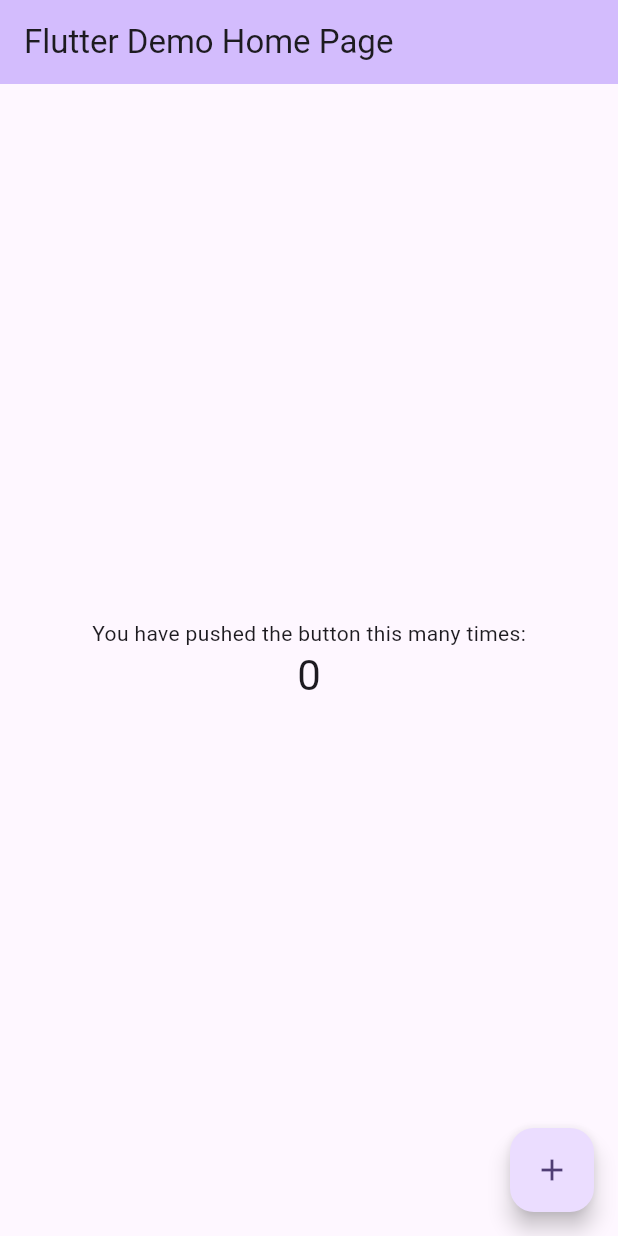
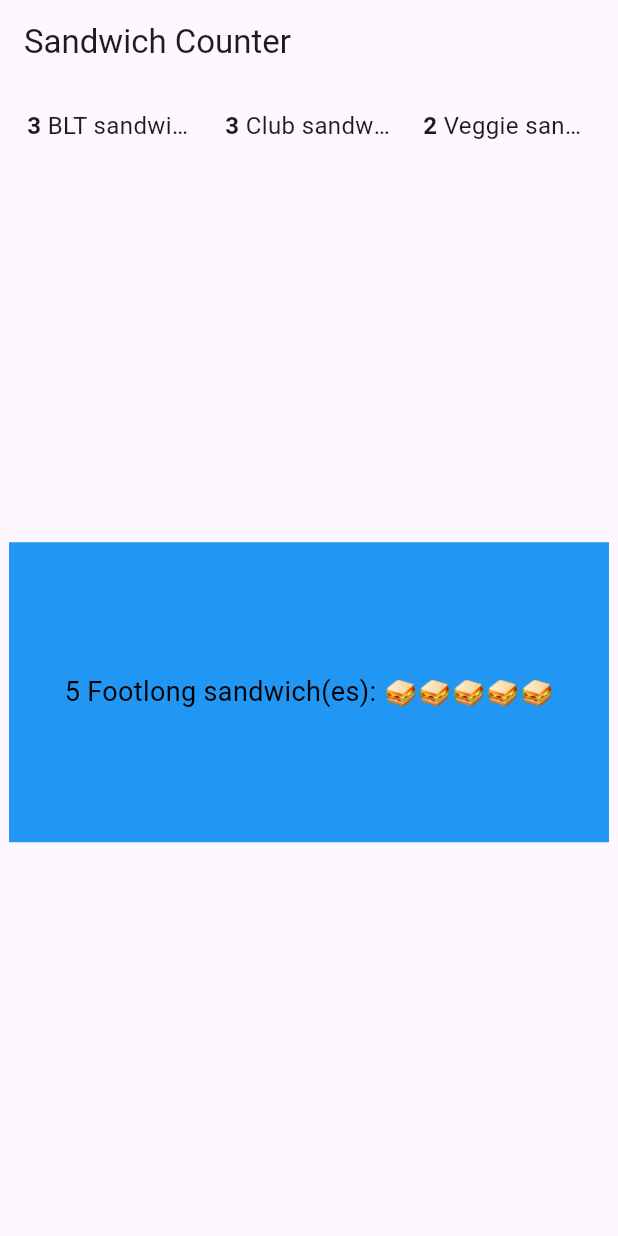
Before and after one commit to justinb14/sandwich_shop, a Flutter app: the screen it shows after launch, on a phone screen of 412 x 824 dp. Run offline on Flutter 3.47's test engine with Material 3 defaults, Android fonts, the phone set to English and light mode, and no system bars.

Commit message:
Sandwich Shop Main

```diff
--- a/lib/main.dart
+++ b/lib/main.dart
@@ -1,52 +1,121 @@
 import 'package:flutter/material.dart';
 
 void main() {
-  runApp(const MyApp());
+  runApp(const App());
 }
 
+// Main App
+class App extends StatelessWidget {
+  const App({super.key});
+
+  @override
+  Widget build(BuildContext context) {
+    return MaterialApp(
+      title: 'Sandwich Shop App',
+      home: Scaffold(
+        appBar: AppBar(title: const Text('Sandwich Counter')),
+        body: Column(
+          children: [
+            Padding(
+              padding: const EdgeInsets.only(top: 12.0, left: 12.0, right: 12.0),
+              child: Row(
+                mainAxisAlignment: MainAxisAlignment.spaceBetween,
+                children: const [
+                  Expanded(child: OrderCompactDisplay(3, 'BLT sandwich(es)')),
+                  SizedBox(width: 8),
+                  Expanded(child: OrderCompactDisplay(3, 'Club sandwich(es)')),
+                  SizedBox(width: 8),
+                  Expanded(child: OrderCompactDisplay(2, 'Veggie sandwich(es)')),
+                ],
+              ),
+            ),
+            const Expanded(
+              child: Center(
+                child: OrderItemDisplay(5, 'Footlong'),
+              ),
+            ),
+          ],
+        ),
+      ),
+    );
+  }
+}
+
+class OrderItemDisplay extends StatelessWidget {
+  final String itemType;
+  final int quantity;
+
+  const OrderItemDisplay(this.quantity, this.itemType, {super.key});
+
+  @override
+  Widget build(BuildContext context) {
+    return Container(
+      width: 400,
+      height: 200,
+      color: Colors.blue,
+      alignment: Alignment.center,
+      child: Text(
+        '$quantity $itemType sandwich(es): ${List.filled(quantity, '🥪').join()}',
+        style: const TextStyle(color: Colors.black, fontSize: 18),
+        maxLines: 1,
+        overflow: TextOverflow.ellipsis,
+      ),
+    );
+  }
+}
+
+// Compact display for top row
+class OrderCompactDisplay extends StatelessWidget {
+  final String itemType;
+  final int quantity;
+
+  const OrderCompactDisplay(this.quantity, this.itemType, {super.key});
+
+  @override
+  Widget build(BuildContext context) {
+    return Padding(
+      padding: const EdgeInsets.symmetric(horizontal: 6.0, vertical: 4.0),
+      child: Row(
+        mainAxisAlignment: MainAxisAlignment.start,
+        children: [
+          // Quantity first
+          Text(
+            '$quantity ',
+            style: const TextStyle(fontWeight: FontWeight.bold, fontSize: 16),
+          ),
+          // Sandwich name and emoji together
+          Expanded(
+            child: Text(
+              '$itemType ${List.filled(quantity, '🥪').join()}',
+              style: const TextStyle(fontSize: 16),
+              maxLines: 1,
+              overflow: TextOverflow.ellipsis,
+            ),
+          ),
+        ],
+      ),
+    );
+  }
+}
+
+// Example leftover template widgets (you can remove if not needed)
 class MyApp extends StatelessWidget {
   const MyApp({super.key});
 
-  // This widget is the root of your application.
   @override
   Widget build(BuildContext context) {
     return MaterialApp(
-      title: 'Flutter Demo',
+      title: 'Sandwich Shop App',
       theme: ThemeData(
-        // This is the theme of your application.
-        //
-        // TRY THIS: Try running your application with "flutter run". You'll see
-        // the application has a purple toolbar. Then, without quitting the app,
-        // try changing the seedColor in the colorScheme below to Colors.green
-        // and then invoke "hot reload" (save your changes or press the "hot
-        // reload" button in a Flutter-supported IDE, or press "r" if you used
-        // the command line to start the app).
-        //
-        // Notice that the counter didn't reset back to zero; the application
-        // state is not lost during the reload. To reset the state, use hot
-        // restart instead.
-        //
-        // This works for code too, not just values: Most code changes can be
-        // tested with just a hot reload.
-        colorScheme: ColorScheme.fromSeed(seedColor: Colors.deepPurple),
+        colorScheme: ColorScheme.fromSeed(seedColor: Colors.green),
       ),
-      home: const MyHomePage(title: 'Flutter Demo Home Page'),
+      home: const MyHomePage(title: 'My Sandwich Shop'),
     );
   }
 }
 
 class MyHomePage extends StatefulWidget {
   const MyHomePage({super.key, required this.title});
-
-  // This widget is the home page of your application. It is stateful, meaning
-  // that it has a State object (defined below) that contains fields that affect
-  // how it looks.
-
-  // This class is the configuration for the state. It holds the values (in this
-  // case the title) provided by the parent (in this case the App widget) and
-  // used by the build method of the State. Fields in a Widget subclass are
-  // always marked "final".
-
   final String title;
 
   @override
@@ -58,56 +127,28 @@ class _MyHomePageState extends State<MyHomePage> {
 
   void _incrementCounter() {
     setState(() {
-      // This call to setState tells the Flutter framework that something has
-      // changed in this State, which causes it to rerun the build method below
-      // so that the display can reflect the updated values. If we changed
-      // _counter without calling setState(), then the build method would not be
-      // called again, and so nothing would appear to happen.
       _counter++;
     });
   }
 
   @override
   Widget build(BuildContext context) {
-    // This method is rerun every time setState is called, for instance as done
-    // by the _incrementCounter method above.
-    //
-    // The Flutter framework has been optimized to make rerunning build methods
-    // fast, so that you can just rebuild anything that needs updating rather
-    // than having to individually change instances of widgets.
     return Scaffold(
       appBar: AppBar(
-        // TRY THIS: Try changing the color here to a specific color (to
-        // Colors.amber, perhaps?) and trigger a hot reload to see the AppBar
-        // change color while the other colors stay the same.
         backgroundColor: Theme.of(context).colorScheme.inversePrimary,
-        // Here we take the value from the MyHomePage object that was created by
-        // the App.build method, and use it to set our appbar title.
         title: Text(widget.title),
       ),
-      body: Center(
-        // Center is a layout widget. It takes a single child and positions it
-        // in the middle of the parent.
+      body: const Center(
         child: Column(
-          // Column is also a layout widget. It takes a list of children and
-          // arranges them vertically. By default, it sizes itself to fit its
-          // children horizontally, and tries to be as tall as its parent.
-          //
-          // Column has various properties to control how it sizes itself and
-          // how it positions its children. Here we use mainAxisAlignment to
-          // center the children vertically; the main axis here is the vertical
-          // axis because Columns are vertical (the cross axis would be
-          // horizontal).
-          //
-          // TRY THIS: Invoke "debug painting" (choose the "Toggle Debug Paint"
-          // action in the IDE, or press "p" in the console), to see the
-          // wireframe for each widget.
           mainAxisAlignment: MainAxisAlignment.center,
           children: <Widget>[
-            const Text('You have pushed the button this many times:'),
             Text(
-              '$_counter',
-              style: Theme.of(context).textTheme.headlineMedium,
+              'Welcome to my shop!',
+              style: TextStyle(
+                fontSize: 24,
+                color: Colors.green,
+                fontWeight: FontWeight.bold,
+              ),
             ),
           ],
         ),
@@ -116,7 +157,7 @@ class _MyHomePageState extends State<MyHomePage> {
         onPressed: _incrementCounter,
         tooltip: 'Increment',
         child: const Icon(Icons.add),
-      ), // This trailing comma makes auto-formatting nicer for build methods.
+      ),
     );
   }
 }
```
Also changed, not shown: pubspec.yaml (+4 -4 lines), pubspec.lock.
